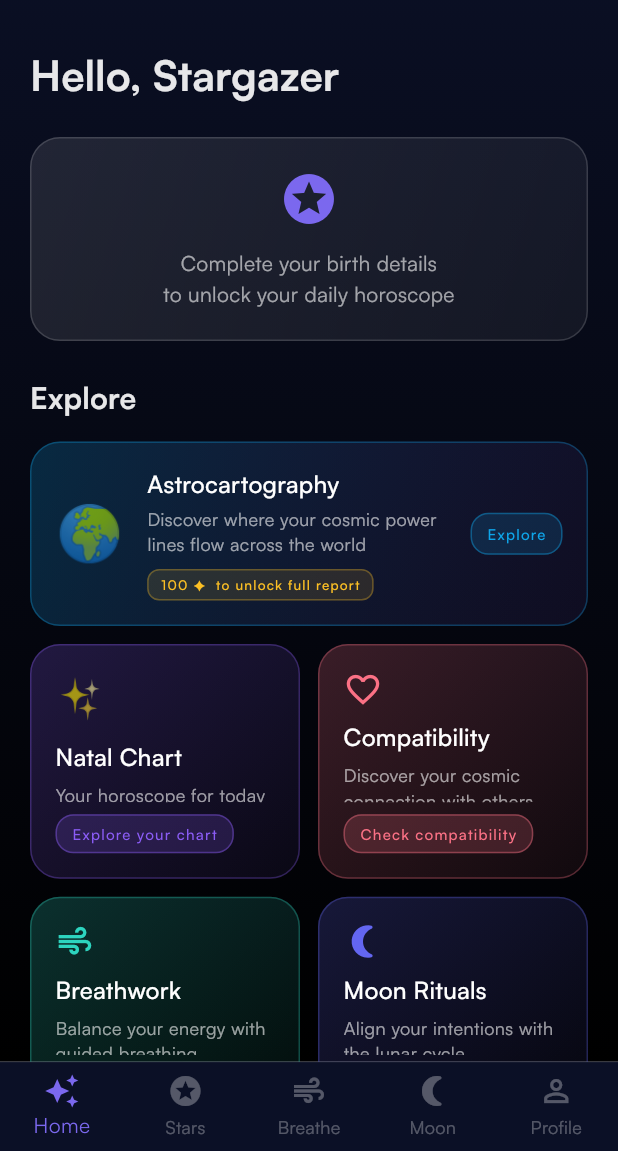
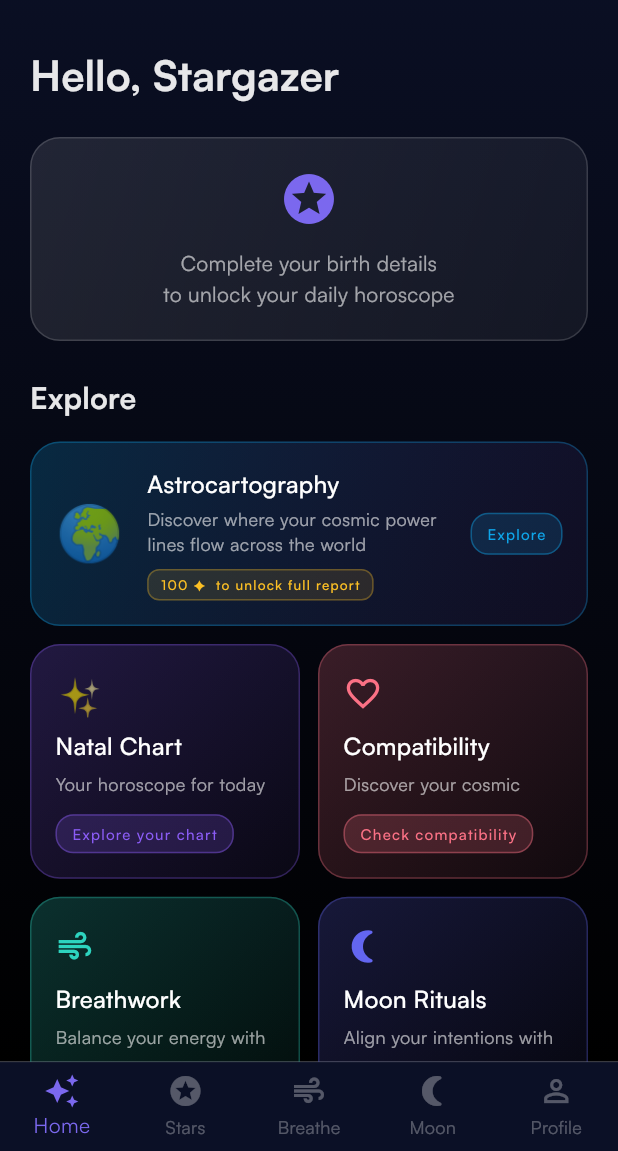
Before and after one commit to ezgiozdemiir/cosmira, a Flutter app: the screen it shows once a user with an empty profile is signed in, on a phone screen of 412 x 824 dp, the part 85-1236 px from its top. Run offline on Flutter 3.47's test engine with Material 3 defaults, Android fonts, the phone set to English and light mode, and no system bars; drawn by our look-alikes of flutter_animate; our stand-ins replace equatable, flutter_riverpod, go_router, google_generative_ai, hive_flutter, pdf and 6 more; accounts and stored records are empty.

Commit message:
Fix in homepage cards

```diff
--- a/lib/features/home/presentation/widgets/quick_action_grid.dart
+++ b/lib/features/home/presentation/widgets/quick_action_grid.dart
@@ -114,7 +114,7 @@ class _ExploreTile extends StatelessWidget {
         child: Column(
           crossAxisAlignment: CrossAxisAlignment.start,
           children: [
-            _icon(),
+            SizedBox(height: 32, child: _icon()),
             const SizedBox(height: 8),
             Text(
               label,
```
